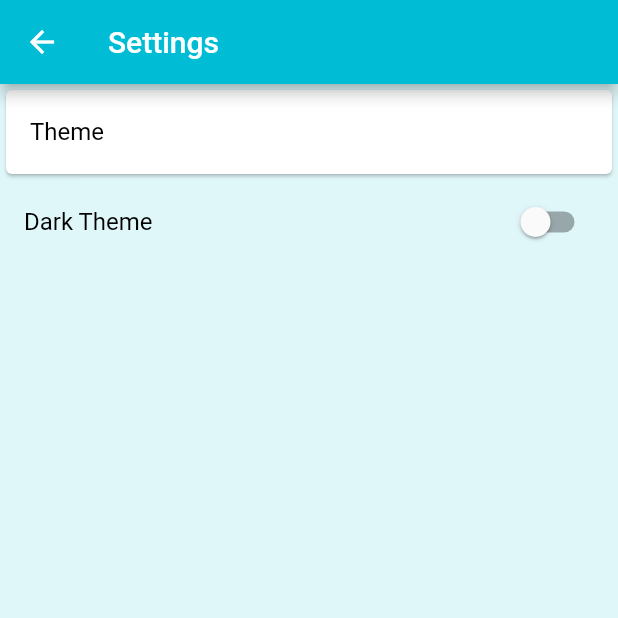
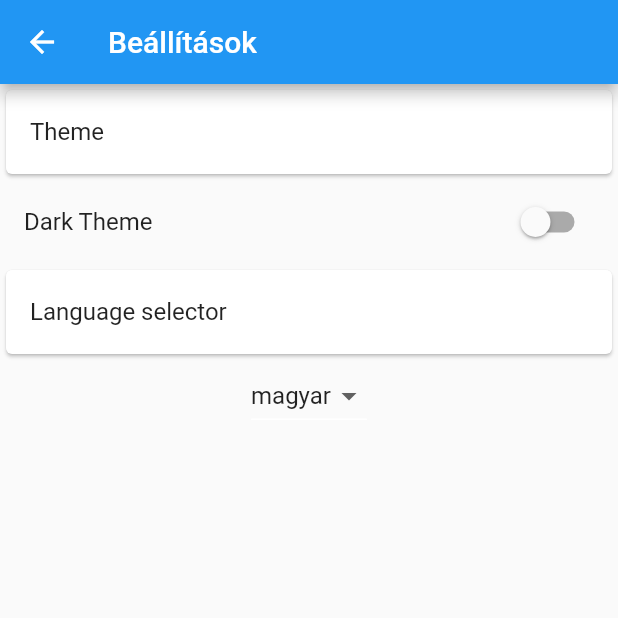
Before and after one commit to kurjakrichard/flutibre_pro, a Flutter app: the SettingsPage screen opened by its route, on a phone screen of 412 x 824 dp, the top half of it. Run offline on Flutter 3.47's test engine with Material 2 defaults, Android fonts, the phone set to English and light mode, and no system bars; our stand-ins replace flutter_hooks, shared_preferences; accounts and stored records are empty; generated files the repository leaves out were written again.

Commit message:
Add Settings page a locale switcher with provider

```diff
--- /dev/null
+++ b/l10n.yaml
@@ -0,0 +1,3 @@
+arb-dir: lib/l10n
+template-arb-file: app_en.arb
+output-localization-file: app_localizations.dart
--- /dev/null
+++ b/lib/l10n/l10n.dart
@@ -0,0 +1,16 @@
+import 'package:flutter/material.dart';
+import 'package:flutter_localizations/flutter_localizations.dart';
+import 'package:flutter_gen/gen_l10n/app_localizations.dart';
+
+class L10n {
+  static final locales = [
+    const Locale('en'),
+    const Locale('hu'),
+  ];
+  static const delegates = [
+    GlobalMaterialLocalizations.delegate,
+    GlobalWidgetsLocalizations.delegate,
+    GlobalCupertinoLocalizations.delegate,
+    AppLocalizations.delegate,
+  ];
+}
--- a/lib/main.dart
+++ b/lib/main.dart
@@ -1,9 +1,12 @@
-import 'package:flutibre_pro/utils/theme_settings.dart';
 import 'package:flutter/material.dart';
+import 'package:flutibre_pro/providers/theme_provider.dart';
 import 'package:provider/provider.dart';
 import 'package:shared_preferences/shared_preferences.dart';
+import 'l10n/l10n.dart';
 import 'pages/homepage.dart';
 import 'pages/settingspage.dart';
+import 'providers/locale_provider.dart';
+import 'widgets/theme.dart';
 
 late SharedPreferences prefs;
 
@@ -22,112 +25,26 @@ class FlutibrePro extends StatelessWidget {
   @override
   Widget build(BuildContext context) {
     return MultiProvider(
-      providers: [ChangeNotifierProvider(create: (context) => ThemeSettings())],
-      child: Consumer<ThemeSettings>(
+      providers: [
+        ChangeNotifierProvider(create: (context) => ThemeProvider()),
+        ChangeNotifierProvider(create: (context) => LocaleProvider())
+      ],
+      child: Consumer<LocaleProvider>(
+        builder: (context, locale, child) => Consumer<ThemeProvider>(
             builder: ((context, value, child) => MaterialApp(
-                theme: value.darkTheme ? darkTheme3 : baseTheme,
+                  localizationsDelegates: L10n.delegates,
+                  locale: locale.currentLocale,
+                  supportedLocales: L10n.locales,
+                  theme: value.darkTheme ? darkTheme : lightTheme,
                   initialRoute: '/',
                   routes: {
-                  '/': (context) => const HomePage(),
-                  '/settings': (context) => const SettingsPage(),
+                    '/': (context) => const HomePage('Theme Switcher'),
+                    '/settings': (context) => SettingsPage(),
                   },
                   debugShowCheckedModeBanner: false,
-                title: 'Flutter Demo',
+                  title: 'Theme Switcher',
                 ))),
+      ),
     );
   }
 }
-
-ThemeData darkTheme = ThemeData.dark();
-ThemeData darkTheme2 = ThemeData(brightness: Brightness.dark);
-ThemeData darkTheme3 = ThemeData(
-  textTheme: textTheme().copyWith(
-    headline2: const TextStyle(
-        fontWeight: FontWeight.bold, color: Colors.white, fontSize: 15),
-  ),
-  floatingActionButtonTheme: const FloatingActionButtonThemeData(
-    backgroundColor: Colors.grey,
-  ),
-  scaffoldBackgroundColor: Colors.black87,
-  colorScheme: ColorScheme.fromSwatch(primarySwatch: Colors.blue)
-      .copyWith(secondary: Colors.blueAccent, brightness: Brightness.dark),
-);
-ThemeData baseTheme = ThemeData(
-  appBarTheme: const AppBarTheme(
-    backgroundColor: Colors.cyan,
-    foregroundColor: Colors.white,
-  ),
-  scaffoldBackgroundColor: Colors.cyan[50],
-  fontFamily: 'Roboto',
-  floatingActionButtonTheme: const FloatingActionButtonThemeData(
-      backgroundColor: Colors.cyan, foregroundColor: Colors.white),
-  elevatedButtonTheme: ElevatedButtonThemeData(
-    style: ElevatedButton.styleFrom(
-      foregroundColor: Colors.white,
-      backgroundColor: Colors.cyan,
-    ),
-  ),
-  textTheme: const TextTheme(
-    //appbar text
-    headline1: TextStyle(
-        fontWeight: FontWeight.normal, color: Colors.white, fontSize: 20),
-    //belső fejléc szövegek
-    subtitle1: TextStyle(
-        fontWeight: FontWeight.normal, color: Colors.black, fontSize: 16),
-    subtitle2: TextStyle(
-        fontWeight: FontWeight.normal, color: Colors.black, fontSize: 15),
-    //gombszövegek
-    headline3: TextStyle(
-        fontWeight: FontWeight.normal, color: Colors.white, fontSize: 15),
-    //nagyobb lista szövegek
-    bodyText1: TextStyle(
-        fontWeight: FontWeight.normal, color: Colors.black, fontSize: 15),
-    //kisebb lista szövegek
-    bodyText2: TextStyle(
-        fontWeight: FontWeight.normal, color: Colors.black, fontSize: 12),
-    //vastag belső szövegek
-    headline2: TextStyle(
-        fontWeight: FontWeight.bold, color: Colors.black, fontSize: 15),
-  ),
-);
-ThemeData lightTheme = ThemeData.light();
-ThemeData lightTheme2 = ThemeData(
-    textTheme: textTheme().copyWith(
-      headline2: const TextStyle(
-          fontWeight: FontWeight.bold, color: Colors.black, fontSize: 15),
-    ),
-    scaffoldBackgroundColor: Colors.grey[100],
-    floatingActionButtonTheme: const FloatingActionButtonThemeData(
-      backgroundColor: Colors.blue,
-    ),
-    colorScheme: ColorScheme.fromSwatch(primarySwatch: Colors.blue).copyWith(
-        secondary: Colors.lightBlueAccent, brightness: Brightness.light));
-ThemeData lightTheme3 = ThemeData(
-    brightness: Brightness.light,
-    scaffoldBackgroundColor: Colors.green[100],
-    colorScheme: ColorScheme.fromSwatch(primarySwatch: Colors.blue)
-        .copyWith(secondary: Colors.lightBlueAccent));
-ThemeData customTheme = ThemeData.light().copyWith(
-  textTheme: textTheme().copyWith(
-    headline2: const TextStyle(
-        fontWeight: FontWeight.bold, color: Colors.black, fontSize: 15),
-  ),
-);
-TextTheme textTheme() {
-  return const TextTheme(
-    //appbar text
-    headline1: TextStyle(fontWeight: FontWeight.normal, fontSize: 20),
-    //vastag belső szövegek
-    headline2: TextStyle(fontWeight: FontWeight.bold, fontSize: 15),
-    //gombszövegek
-    headline3: TextStyle(fontWeight: FontWeight.normal, fontSize: 15),
-    //nagyobb lista szövegek
-    //belső fejléc szövegek
-    subtitle1: TextStyle(fontWeight: FontWeight.normal, fontSize: 16),
-    subtitle2: TextStyle(fontWeight: FontWeight.normal, fontSize: 15),
-    bodyText1: TextStyle(fontWeight: FontWeight.normal, fontSize: 15),
-    //kisebb lista szövegek
-    bodyText2: TextStyle(
-        fontWeight: FontWeight.normal, color: Colors.black, fontSize: 12),
-  );
-}
--- a/lib/pages/settingspage.dart
+++ b/lib/pages/settingspage.dart
@@ -1,31 +1,74 @@
-import 'package:flutibre_pro/utils/theme_settings.dart';
+import 'package:flutibre_pro/providers/locale_provider.dart';
+import 'package:flutibre_pro/providers/theme_provider.dart';
+import 'package:flutter_gen/gen_l10n/app_localizations.dart';
 import 'package:flutter/material.dart';
 import 'package:provider/provider.dart';
 
-class SettingsPage extends StatelessWidget {
+class SettingsPage extends StatefulWidget {
   const SettingsPage({Key? key}) : super(key: key);
 
   @override
+  State<SettingsPage> createState() => _SettingsPageState();
+}
+
+class _SettingsPageState extends State<SettingsPage> {
+  final Map<String, String> _localeList = {'en': 'English', 'hu': 'magyar'};
+
+  final Map<String, String> _reverseLocaleList = {
+    'English': 'en',
+    'magyar': 'hu'
+  };
+
+  @override
   Widget build(BuildContext context) {
-    return Scaffold(
-      appBar: AppBar(title: const Text('Settings')),
+    return Consumer(
+      builder: (context, locale, child) => Scaffold(
+        appBar: AppBar(title: Text(AppLocalizations.of(context)!.settingspage)),
         body: Wrap(alignment: WrapAlignment.center, children: [
           const Card(
             child: ListTile(
               title: Text('Theme'),
             ),
           ),
-        Consumer<ThemeSettings>(
+          Consumer<ThemeProvider>(
             builder: (context, value, child) => SwitchListTile(
               title: const Text('Dark Theme'),
               value: value.darkTheme,
               onChanged: (newValue) {
                 value.toggleTheme();
-              Navigator.pop(context);
+                //Navigator.pop(context);
               },
             ),
-        )
+          ),
+          const Card(
+            child: ListTile(
+              title: Text('Language selector'),
+            ),
+          ),
+          dropDownButton()
         ]),
+      ),
+    );
+  }
+
+  Widget dropDownButton() {
+    return Consumer<LocaleProvider>(
+      builder: (context, value, child) => DropdownButton<String>(
+          underline: Container(
+            height: 1,
+            color: Colors.white,
+          ),
+          value: _localeList[value.currentLocale.languageCode],
+          items: _localeList.values.map((String value) {
+            return DropdownMenuItem(value: value, child: Text(value));
+          }).toList(),
+          onChanged: (newValueSelected) {
+            setState(() {
+              value.setLocale(Locale(_reverseLocaleList[newValueSelected]!));
+            });
+
+            //Navigator.pop(context);
+          }),
     );
   }
 }
--- a/lib/utils/theme_settings.dart
+++ b/lib/providers/theme_provider.dart
@@ -1,8 +1,8 @@
 import 'package:flutter/material.dart';
 import '../main.dart';
 
-class ThemeSettings with ChangeNotifier {
-  ThemeSettings() {
+class ThemeProvider with ChangeNotifier {
+  ThemeProvider() {
     _loadSettings();
   }
 
--- a/pubspec.yaml
+++ b/pubspec.yaml
@@ -32,6 +32,9 @@ dependencies:
   provider: ^6.0.2
   shared_preferences: ^2.0.15
   flutter_hooks:
+  intl: ^0.17.0
+  flutter_localizations:
+    sdk: flutter
 
 
 dev_dependencies:
@@ -43,7 +46,7 @@ dev_dependencies:
 # following page: https://dart.dev/tools/pub/pubspec
 # The following section is specific to Flutter.
 flutter:
-
+  generate: true
   # The following line ensures that the Material Icons font is
   # included with your application, so that you can use the icons in
   # the material Icons class.
```
Also changed, not shown: lib/l10n/app_en.arb (added, +83 -0 lines), lib/l10n/app_hu.arb (added, +23 -0 lines), lib/pages/homepage.dart (+13 -11 lines), lib/providers/locale_provider.dart (added, +30 -0 lines), lib/widgets/theme.dart (added, +95 -0 lines), pubspec.lock. Lines whose indentation alone changed are shown as unchanged.
